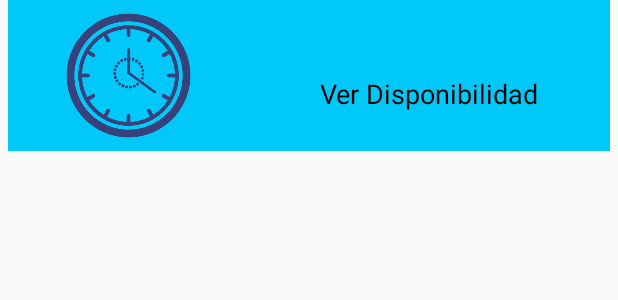
After one commit to Joss-ZZ/ProyectoAngelDent, an Android app: the layout item_lv_seleccionar_hora.xml on its own in the app's theme, with its tools: preview values and no code run, on a phone screen of 412 x 824 dp. The commit adds this screen. Shown: the top 300 px of the screen. Run offline under Robolectric (Android 15) with nearby library versions, the phone set to English and light mode, and no system bars.

Commit message:
Registrar Cita - listado de horas terminado

```diff
--- a/app/src/main/java/com/example/proyecto/MostrarDesntistasDisponibles.java
+++ b/app/src/main/java/com/example/proyecto/MostrarDesntistasDisponibles.java
@@ -23,6 +23,7 @@ public class MostrarDesntistasDisponibles extends AppCompatActivity {
     ListView jlvMostrarDentistasDisponibles;
     ArrayList<HorarioDentista> lista;
     MostrarDentistasDisponiblesAdapter adapter = null;
+    private String turno;
 
     @Override
     protected void onCreate(Bundle savedInstanceState) {
@@ -34,7 +35,7 @@ public class MostrarDesntistasDisponibles extends AppCompatActivity {
         adapter = new MostrarDentistasDisponiblesAdapter(this, R.layout.item_lv_dentistas_disponibles, lista);
         jlvMostrarDentistasDisponibles.setAdapter(adapter);
 
-        String turno = this.getIntent().getStringExtra("turno");
+        turno = this.getIntent().getStringExtra("turno");
         int dia_id = this.getIntent().getIntExtra("dia_id",0);
 
         MostrarDentistas(dia_id,turno);
@@ -43,6 +44,7 @@ public class MostrarDesntistasDisponibles extends AppCompatActivity {
             @Override
             public void onItemClick(AdapterView<?> adapterView, View view, int i, long l) {
                 Intent intent = new Intent(MostrarDesntistasDisponibles.this, RegistrarCita.class);
+                intent.putExtra("turno",turno);
                 intent.putExtra("datosDentista", lista.get(i));
                 startActivity(intent);
             }
--- a/app/src/main/res/layout/activity_registrar_cita.xml
+++ b/app/src/main/res/layout/activity_registrar_cita.xml
@@ -54,7 +54,7 @@
             tools:layout_editor_absoluteX="-14dp"
             tools:layout_editor_absoluteY="173dp" />
         <ListView
-            android:id="@+id/lvMostrarDentistasDisponibles"
+            android:id="@+id/lvMostrarHorasDisponibles"
             android:layout_width="match_parent"
             android:layout_height="wrap_content"/>
     </LinearLayout>
--- /dev/null
+++ b/app/src/main/res/layout/item_lv_seleccionar_hora.xml
@@ -0,0 +1,53 @@
+<?xml version="1.0" encoding="utf-8"?>
+<androidx.constraintlayout.widget.ConstraintLayout
+    xmlns:android="http://schemas.android.com/apk/res/android"
+    xmlns:tools="http://schemas.android.com/tools"
+    android:layout_width="match_parent"
+    android:layout_height="match_parent">
+
+    <LinearLayout
+        android:layout_width="match_parent"
+        android:layout_height="wrap_content"
+        android:layout_margin="5dp"
+        android:background="#00c8f8"
+        android:orientation="horizontal"
+        tools:ignore="MissingConstraints">
+        <LinearLayout
+            android:layout_width="match_parent"
+            android:layout_height="wrap_content"
+            android:orientation="horizontal"
+            android:layout_gravity="center"
+            android:layout_margin="5dp"
+            android:layout_weight="3">
+            <ImageView
+                android:layout_width="match_parent"
+                android:layout_height="90dp"
+                android:src="@drawable/seleccion_hora"/>
+        </LinearLayout>
+        <LinearLayout
+            android:layout_width="match_parent"
+            android:layout_height="match_parent"
+            android:layout_margin="5dp"
+            android:orientation="vertical"
+            android:layout_weight="2">
+            <TextView
+                android:id="@+id/lblHoras"
+                android:layout_width="match_parent"
+                android:layout_height="wrap_content"
+                android:layout_weight="1"
+                android:textAlignment="center"
+                android:textSize="18sp"
+                android:gravity="center_horizontal"/>
+            <TextView
+                android:layout_width="match_parent"
+                android:layout_height="wrap_content"
+                android:text="@string/lblItemDisponibilidad"
+                android:textColor="#000"
+                android:layout_weight="1"
+                android:textAlignment="center"
+                android:textSize="18sp"
+                android:gravity="center_horizontal" />
+        </LinearLayout>
+    </LinearLayout>
+
+</androidx.constraintlayout.widget.ConstraintLayout>
--- a/app/src/main/res/values/strings.xml
+++ b/app/src/main/res/values/strings.xml
@@ -62,4 +62,5 @@
     <string name="lblItemApellidos">Apellidos:</string>
     <string name="lblItemCorreo">Email:</string>
     <string name="lblSeleccionarHora">Seleccione una opción:</string>
+    <string name="lblItemDisponibilidad">Ver Disponibilidad</string>
 </resources>
```
Also changed, not shown: app/src/main/java/com/example/proyecto/HorarioDentista.java (+40 -0 lines), app/src/main/java/com/example/proyecto/MostrarHorasDentistaAdapter.java (added, +68 -0 lines), app/src/main/java/com/example/proyecto/RegistrarCita.java (+70 -0 lines), app/src/main/res/drawable-v24/seleccion_hora.png (added).
